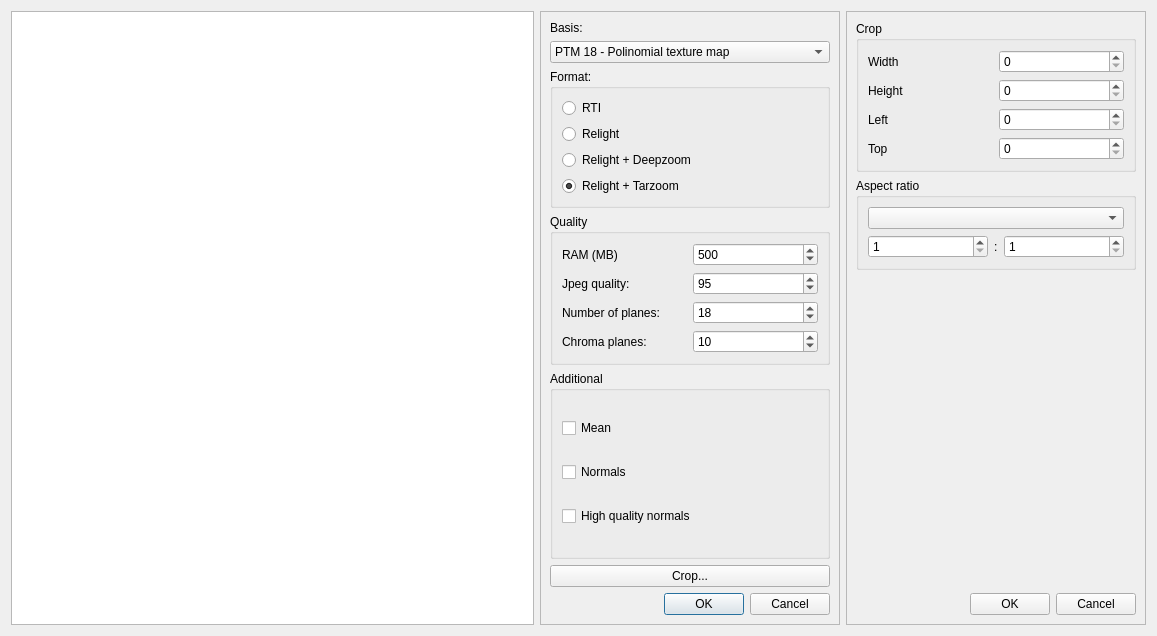
This is relight/rtiexport.ui in cnr-isti-vclab/relight as Qt 5 draws it before an edit. The edited form follows.
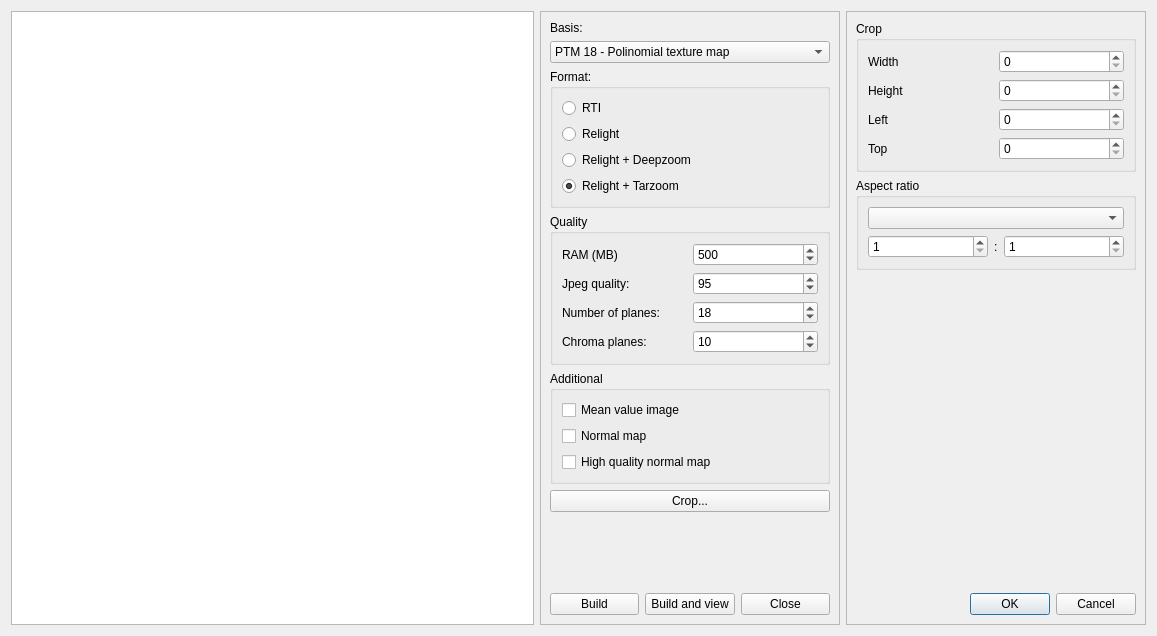
This is the edited form. Custom widgets are drawn as their Qt base class.

Commit message: http server embeded for RTI preview.

The edit to the form file:
```diff
--- a/relight/rtiexport.ui
+++ b/relight/rtiexport.ui
@@ -52,7 +52,7 @@
         </property>
        </widget>
       </item>
-      <item row="1" column="0" colspan="2">
+      <item row="1" column="0" colspan="3">
        <widget class="QComboBox" name="basis">
         <property name="sizePolicy">
          <sizepolicy hsizetype="Preferred" vsizetype="Fixed">
@@ -97,7 +97,7 @@
         </item>
        </widget>
       </item>
-      <item row="2" column="0" colspan="2">
+      <item row="2" column="0" colspan="3">
        <widget class="QGroupBox" name="groupBox_3">
         <property name="title">
          <string>Format:</string>
@@ -140,7 +140,7 @@
         </layout>
        </widget>
       </item>
-      <item row="3" column="0" colspan="2">
+      <item row="3" column="0" colspan="3">
        <widget class="QGroupBox" name="groupBox_2">
         <property name="sizePolicy">
          <sizepolicy hsizetype="Preferred" vsizetype="Preferred">
@@ -238,37 +238,37 @@
         </layout>
        </widget>
       </item>
-      <item row="4" column="0" rowspan="2" colspan="2">
+      <item row="4" column="0" colspan="3">
        <widget class="QGroupBox" name="groupBox_5">
         <property name="title">
          <string>Additional</string>
         </property>
         <layout class="QGridLayout" name="gridLayout_4">
-         <item row="0" column="0">
-          <widget class="QCheckBox" name="means">
-           <property name="text">
-            <string>Mean</string>
-           </property>
-          </widget>
-         </item>
-         <item row="1" column="0">
+         <item row="2" column="0">
           <widget class="QCheckBox" name="normals">
            <property name="text">
-            <string>Normals</string>
+            <string>Normal map</string>
            </property>
           </widget>
          </item>
-         <item row="2" column="0">
+         <item row="0" column="0">
+          <widget class="QCheckBox" name="means">
+           <property name="text">
+            <string>Mean value image</string>
+           </property>
+          </widget>
+         </item>
+         <item row="3" column="0">
           <widget class="QCheckBox" name="highNormals">
            <property name="text">
-            <string>High quality normals</string>
+            <string>High quality normal map</string>
            </property>
           </widget>
          </item>
         </layout>
        </widget>
       </item>
-      <item row="5" column="1">
+      <item row="6" column="1" colspan="2">
        <spacer name="verticalSpacer">
         <property name="orientation">
          <enum>Qt::Vertical</enum>
@@ -281,23 +281,34 @@
         </property>
        </spacer>
       </item>
-      <item row="7" column="0" colspan="2">
-       <widget class="QDialogButtonBox" name="buttonBox">
-        <property name="orientation">
-         <enum>Qt::Horizontal</enum>
-        </property>
-        <property name="standardButtons">
-         <set>QDialogButtonBox::Cancel|QDialogButtonBox::Ok</set>
-        </property>
-       </widget>
-      </item>
-      <item row="6" column="0" colspan="2">
+      <item row="5" column="0" colspan="3">
        <widget class="QPushButton" name="crop">
         <property name="text">
          <string>Crop...</string>
         </property>
        </widget>
       </item>
+      <item row="7" column="0">
+       <widget class="QPushButton" name="build">
+        <property name="text">
+         <string>Build</string>
+        </property>
+       </widget>
+      </item>
+      <item row="7" column="1">
+       <widget class="QPushButton" name="preview">
+        <property name="text">
+         <string>Build and view</string>
+        </property>
+       </widget>
+      </item>
+      <item row="7" column="2">
+       <widget class="QPushButton" name="close">
+        <property name="text">
+         <string>Close</string>
+        </property>
+       </widget>
+      </item>
      </layout>
     </widget>
    </item>
```
Left out of the diff: 35 changed lines with no effect on the pictures. The commit also changes 36 other files.
